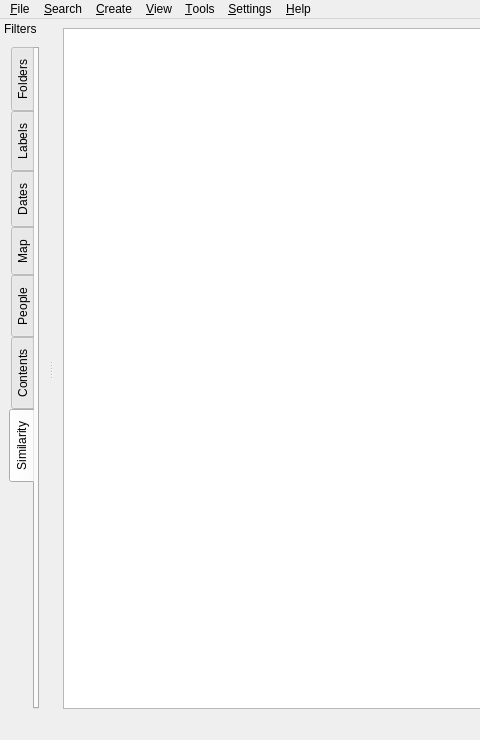
Old version of the form src/main/python/Byakugan/gui/windows/ui/ui_main.ui in the repository sharpcodex/Byakugan; both pictures show x 0 to 480 and y 0 to 740 of the 1037 by 740 pixel window.
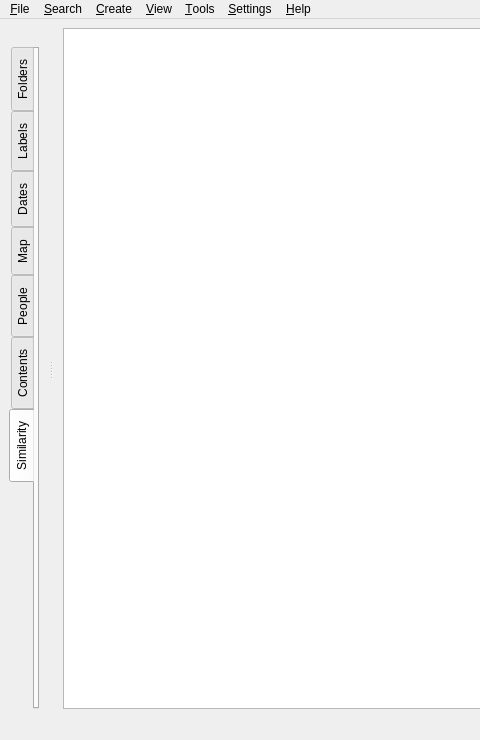
New version of the form.

Patch:
```diff
--- a/src/main/python/Byakugan/gui/windows/ui/ui_main.ui
+++ b/src/main/python/Byakugan/gui/windows/ui/ui_main.ui
@@ -81,7 +81,7 @@
     <set>QDockWidget::NoDockWidgetFeatures</set>
    </property>
    <property name="windowTitle">
-    <string>Filters</string>
+    <string/>
    </property>
    <attribute name="dockWidgetArea">
     <number>1</number>
```
